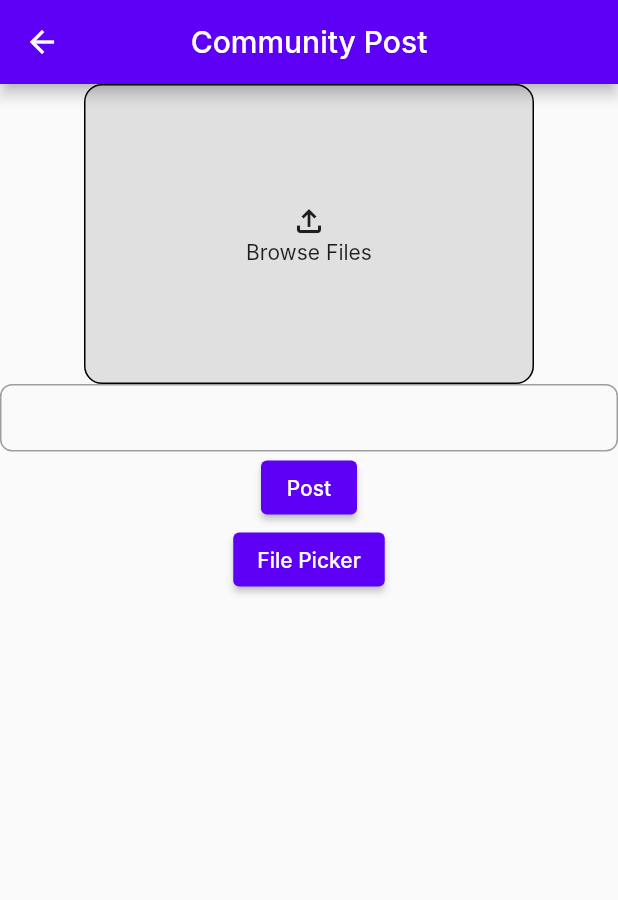
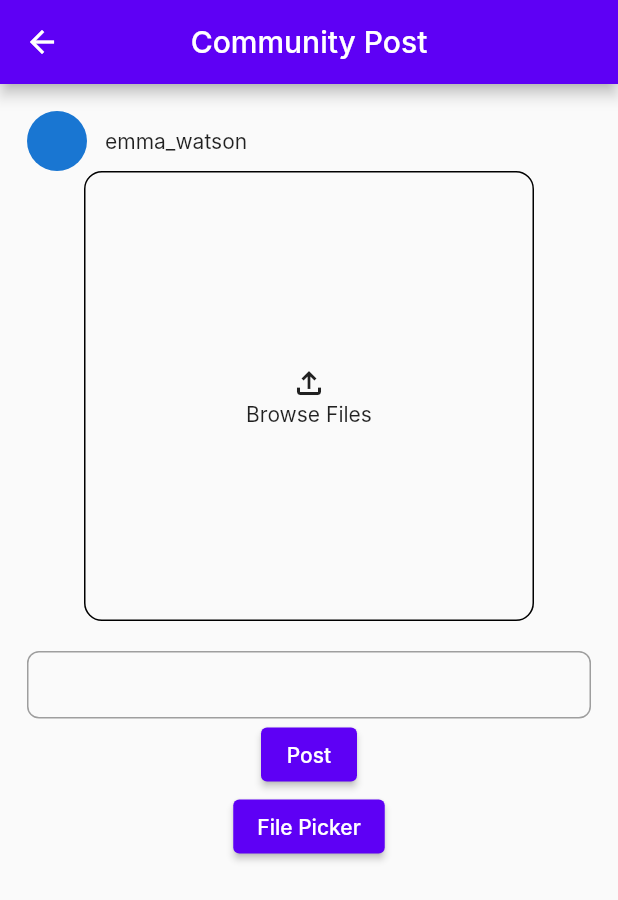
Before and after one commit to abhishek09827/farm_financer, a Flutter app: the CreatePostScreen screen opened directly, on a phone screen of 412 x 824 dp. Shown: the top 900 px of the screen. Run offline on Flutter 3.47's test engine with Material 2 defaults, Android fonts, the phone set to English and light mode, and no system bars; our stand-ins replace cloud_firestore, dotted_border, file_picker, firebase_auth, firebase_core, firebase_storage and 3 more; accounts and stored records are empty; Roboto replaces fonts that are missing (Inter).

Commit message:
UI changes in create post

```diff
--- a/lib/screens/create_post.dart
+++ b/lib/screens/create_post.dart
@@ -39,8 +39,13 @@ class _CreatePostScreenState extends State<CreatePostScreen> {
         centerTitle: true,
       ),
       body: Center(
+        child: Padding(
+          padding: const EdgeInsets.all(18.0),
           child: Column(
             children: [
+              Row(
+                children: [CircleAvatar(),SizedBox(width: 12,), Text("emma_watson")],
+              ),
               GestureDetector(
                 onTap: () async {
                   final pickedFile =
@@ -56,7 +61,7 @@ class _CreatePostScreenState extends State<CreatePostScreen> {
                   print(image);
                 },
                 child: Container(
-                height: 200,
+                  height: 300,
                   width: 300,
                   child: image != null
                       ? Image.file(
@@ -70,10 +75,13 @@ class _CreatePostScreenState extends State<CreatePostScreen> {
                               Text("Browse Files")
                             ]),
                   decoration: BoxDecoration(
-                    color: Colors.grey[300],
+                      // color: Colors.grey[300],
                       border: Border.all(color: Colors.black, width: 1),
                       borderRadius: BorderRadius.circular(12)),
                 ),
+              ),
+              SizedBox(
+                height: 20,
               ),
               TextFormField(
                   autofocus: false,
@@ -122,8 +130,8 @@ class _CreatePostScreenState extends State<CreatePostScreen> {
                         width: 1.0,
                       ),
                     ),
-                  contentPadding:
-                      const EdgeInsets.symmetric(vertical: 14, horizontal: 16),
+                    contentPadding: const EdgeInsets.symmetric(
+                        vertical: 14, horizontal: 16),
                     isDense: true,
                   ),
                   style: TextStyle(
@@ -133,7 +141,8 @@ class _CreatePostScreenState extends State<CreatePostScreen> {
               ElevatedButton(
                   onPressed: () async {
                     print("sfdfdf");
-                  String? imageURL1 = await PostController().uploadFile(image);
+                    String? imageURL1 =
+                        await PostController().uploadFile(image);
                     if (imageURL1 == null) {
                       print("could not upload image ");
                       return;
@@ -166,7 +175,8 @@ class _CreatePostScreenState extends State<CreatePostScreen> {
                       print("POsted");
                       Navigator.pushReplacement(
                         context,
-                      MaterialPageRoute(builder: (context) => ResourcesPage()),
+                        MaterialPageRoute(
+                            builder: (context) => ResourcesPage()),
                       );
                     } else
                       print("try ahain");
@@ -202,6 +212,7 @@ class _CreatePostScreenState extends State<CreatePostScreen> {
             ],
           ),
         ),
+      ),
     );
   }
 }
```
Lines whose indentation alone changed are shown as unchanged.
